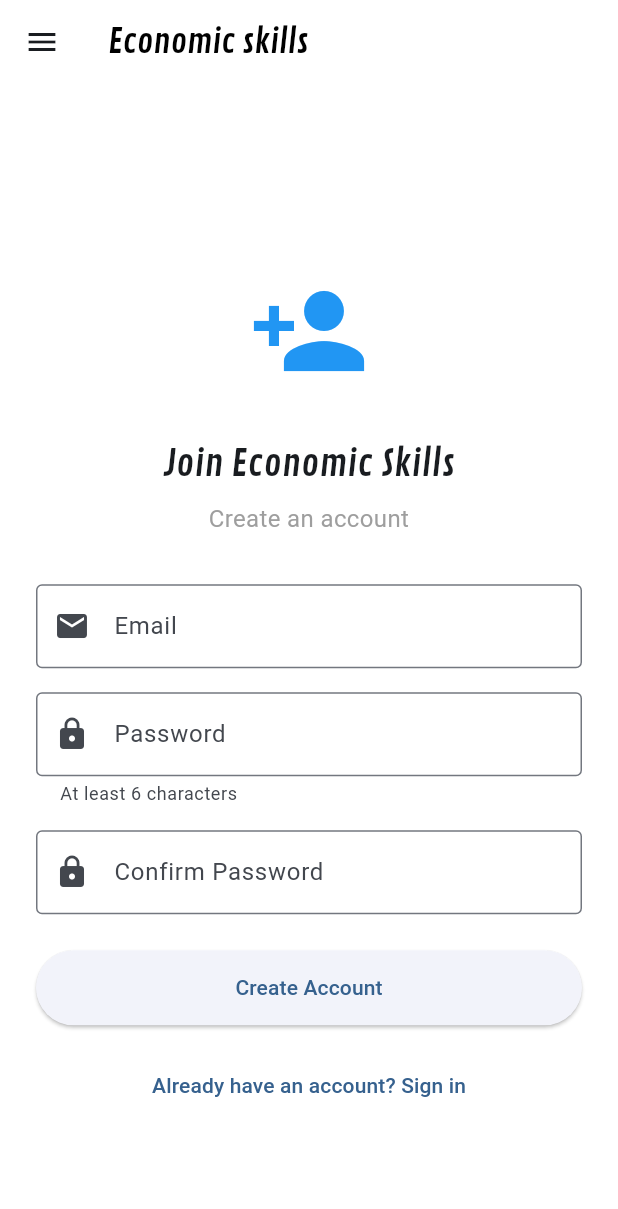
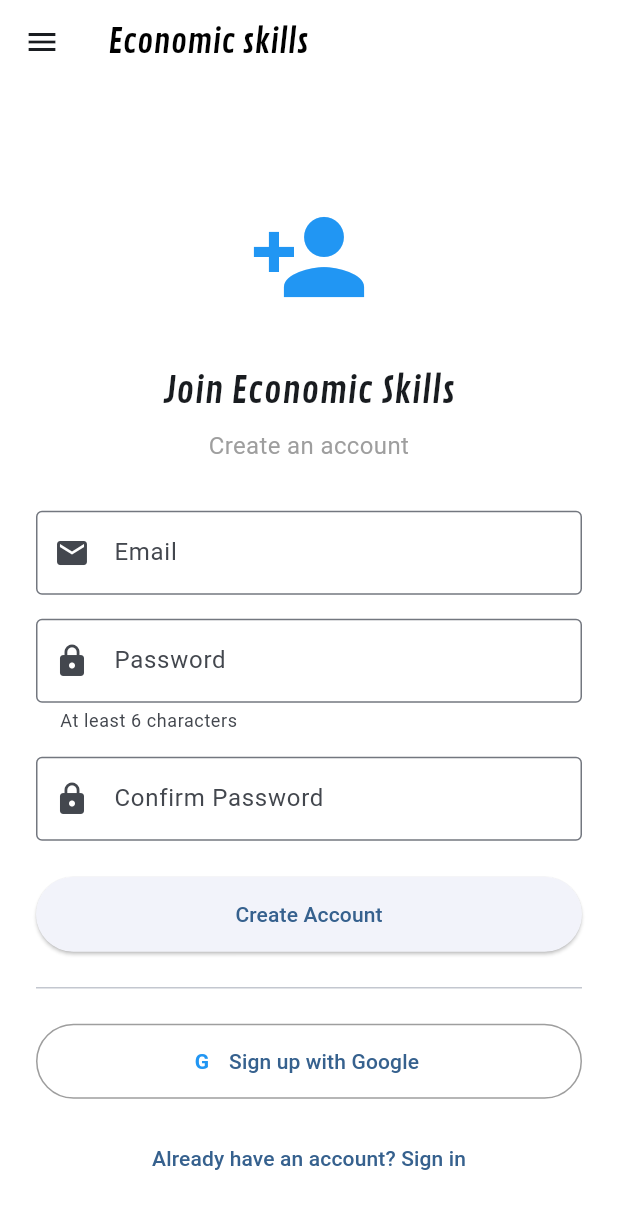
Before and after one commit to JPBC2/economicskills, a Flutter app: the screen it shows after launch, after a tap on an icon or button, on a phone screen of 412 x 824 dp. Shown: the top 1209 px of the screen. Run offline on Flutter 3.47's test engine with Material 3 defaults, Android fonts, the phone set to English and light mode, and no system bars; our stand-ins replace flutter_riverpod, hive_flutter, popover, shared_preferences, supabase_flutter, webview_flutter and 1 more; missing offline and left inert: universal_html; accounts and stored records are empty; network calls fail.

Commit message:
fix: Add environment-aware OAuth redirect URLs for production

```diff
--- a/lib/app/screens/signup.screen.dart
+++ b/lib/app/screens/signup.screen.dart
@@ -2,6 +2,7 @@ import 'package:flutter/foundation.dart';
 import 'package:flutter/material.dart';
 import 'package:flutter_riverpod/flutter_riverpod.dart';
 import 'package:supabase_flutter/supabase_flutter.dart';
+import 'package:universal_html/html.dart' as html;
 import 'package:economicskills/app/res/responsive.res.dart';
 import 'package:economicskills/app/view_models/theme_mode.vm.dart';
 import 'package:economicskills/app/widgets/guest_drawer_nav.widget.dart';
@@ -23,6 +24,16 @@ class _SignupScreenState extends ConsumerState<SignupScreen> {
   final _passwordController = TextEditingController();
   final _confirmPasswordController = TextEditingController();
   bool _isLoading = false;
+
+  // Get the current origin URL (works for both localhost and production)
+  String _getRedirectUrl() {
+    if (kIsWeb) {
+      final origin = html.window.location.origin;
+      print('OAuth redirect URL: $origin'); // Debug log
+      return origin;
+    }
+    return 'http://localhost:3000';
+  }
 
   Future<void> _signUp() async {
     if (_emailController.text.isEmpty ||
@@ -71,6 +82,37 @@ class _SignupScreenState extends ConsumerState<SignupScreen> {
     }
   }
 
+  Future<void> _signUpWithGoogle() async {
+    setState(() {
+      _isLoading = true;
+    });
+
+    try {
+      final redirectUrl = _getRedirectUrl();
+
+      // For Flutter web, use environment-aware redirect URL
+      await supabase.auth.signInWithOAuth(
+        OAuthProvider.google,
+        redirectTo: redirectUrl,
+        authScreenLaunchMode: LaunchMode.platformDefault,
+      );
+    } on AuthException catch (error) {
+      if (mounted) {
+        context.showSnackBar('Google sign-up failed: ${error.message}', isError: true);
+      }
+    } catch (error) {
+      if (mounted) {
+        context.showSnackBar('Google sign-up failed: $error', isError: true);
+      }
+    } finally {
+      if (mounted) {
+        setState(() {
+          _isLoading = false;
+        });
+      }
+    }
+  }
+
   @override
   void dispose() {
     _emailController.dispose();
@@ -81,18 +123,13 @@ class _SignupScreenState extends ConsumerState<SignupScreen> {
 
   @override
   Widget build(BuildContext context) {
-
     return Scaffold(
-
       appBar: const GuestTopNav(),
-
       body: SafeArea(
         child: SingleChildScrollView(
           child: Center(
-
             child: Padding(
               padding: const EdgeInsets.all(24.0),
-
               child: SizedBox(
                 width: 550,
                 child: ConstrainedBox(
@@ -103,7 +140,6 @@ class _SignupScreenState extends ConsumerState<SignupScreen> {
                         MediaQuery.of(context).padding.bottom,
                   ),
                   child: IntrinsicHeight(
-
                     child: Column(
                       mainAxisAlignment: MainAxisAlignment.center,
                       children: [
@@ -122,13 +158,11 @@ class _SignupScreenState extends ConsumerState<SignupScreen> {
                           ),
                         ),
                         const SizedBox(height: 8),
-
                         const Text(
                           'Create an account',
                           textAlign: TextAlign.center,
                           style: TextStyle(fontSize: 16, color: Colors.grey),
                         ),
-
                         const SizedBox(height: 32),
                         TextField(
                           controller: _emailController,
@@ -172,6 +206,38 @@ class _SignupScreenState extends ConsumerState<SignupScreen> {
                           ),
                         ),
                         const SizedBox(height: 16),
+                        const Divider(),
+                        const SizedBox(height: 16),
+                        SizedBox(
+                          width: double.infinity,
+                          height: 50,
+                          child: OutlinedButton.icon(
+                            onPressed: _isLoading ? null : _signUpWithGoogle,
+                            icon: Container(
+                              width: 20,
+                              height: 20,
+                              decoration: const BoxDecoration(
+                                color: Colors.white,
+                                shape: BoxShape.circle,
+                              ),
+                              child: const Center(
+                                child: Text(
+                                  'G',
+                                  style: TextStyle(
+                                    color: Colors.blue,
+                                    fontWeight: FontWeight.bold,
+                                    fontSize: 14,
+                                  ),
+                                ),
+                              ),
+                            ),
+                            label: const Text('Sign up with Google'),
+                            style: OutlinedButton.styleFrom(
+                              side: const BorderSide(color: Colors.grey),
+                            ),
+                          ),
+                        ),
+                        const SizedBox(height: 16),
                         TextButton(
                           onPressed: () => widget.routerDelegate.goToLogin(),
                           child: const Text('Already have an account? Sign in'),
--- a/pubspec.yaml
+++ b/pubspec.yaml
@@ -44,6 +44,7 @@ dependencies:
   url_launcher: any
   supabase_flutter: ^2.0.0
   google_sign_in: ^6.1.5
+  universal_html: ^2.2.4
 
 dev_dependencies:
   flutter_test:
```
Also changed, not shown: lib/app/screens/login.screen.dart (+17 -3 lines), pubspec.lock. Lines whose indentation alone changed are shown as unchanged.
